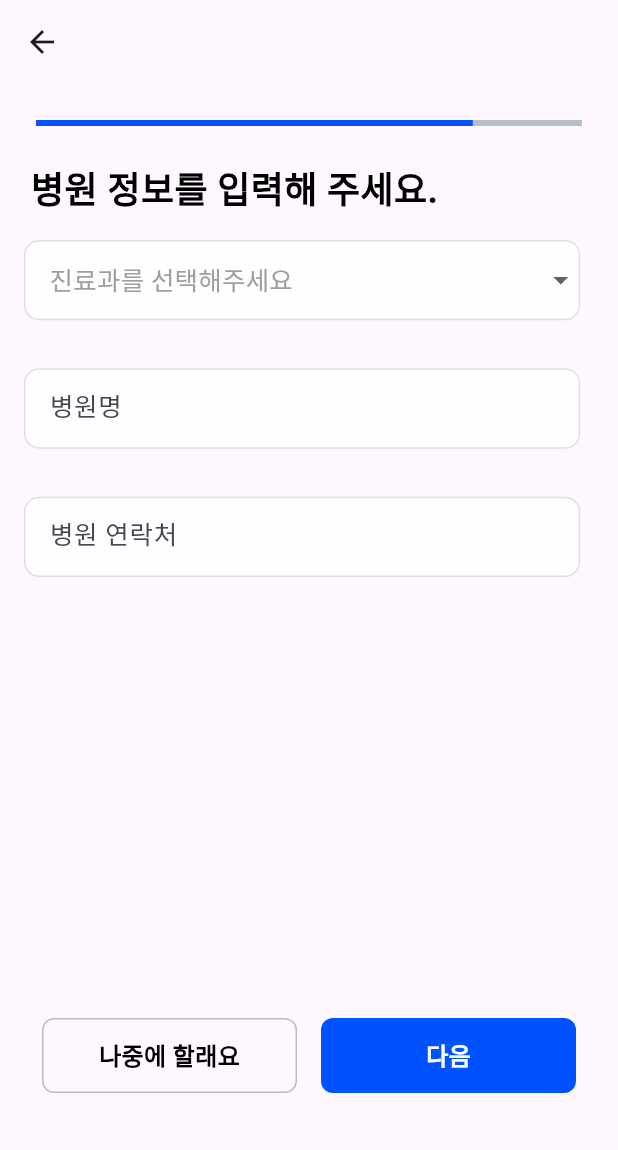
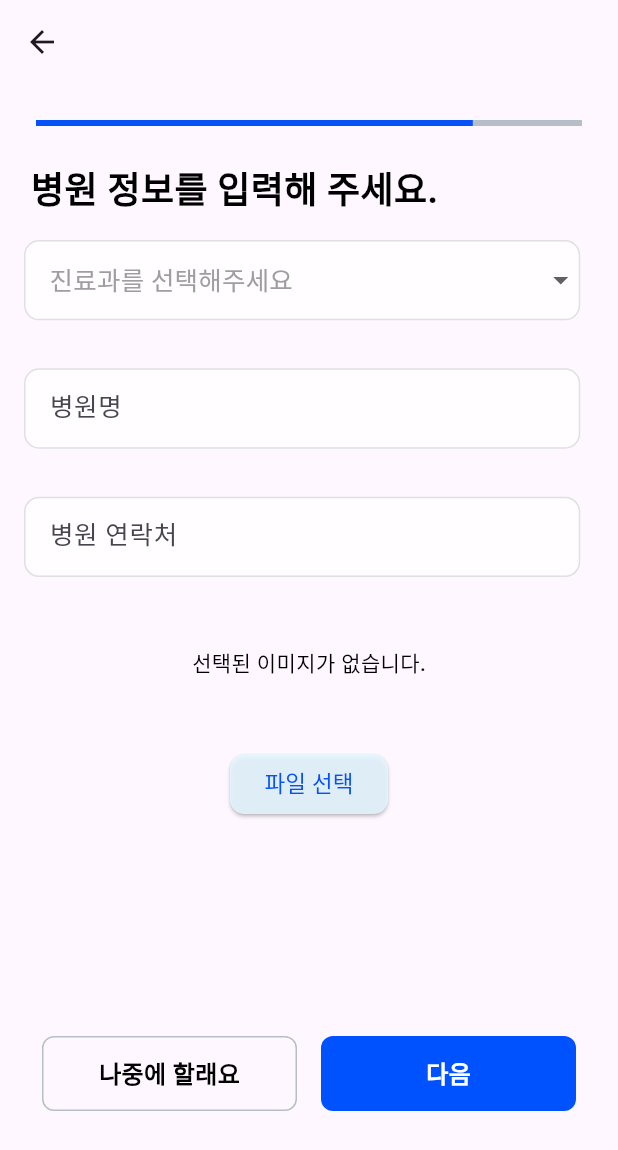
Before and after one commit to hoony00/testCADM, a Flutter app: the DoctorInputScreen screen opened by its route, on a phone screen of 412 x 824 dp. Shown: the top 1150 px of the screen. Run offline on Flutter 3.47's test engine with Material 3 defaults, Android fonts, the phone set to English and light mode, and no system bars; our stand-ins replace cloud_firestore, convex_bottom_bar, device_info_plus, dio, easy_localization, flutter_image_compress and 8 more; missing offline and left inert: nav; accounts and stored records are empty; network calls fail; Roboto replaces fonts that are missing (Pretendard).

Commit message:
feat : 면허증 올리기

```diff
--- a/lib/common/colors/color_palette.dart
+++ b/lib/common/colors/color_palette.dart
@@ -30,7 +30,7 @@ class ColorPalette {
   static const  mediumBlue = Color.fromARGB(255, 60, 140, 180);
   static const  darkOrange = Color.fromARGB(255, 222, 112, 48);
   static const  faleBlue = Color.fromARGB(255, 44, 44, 44);
-  static const  brightBlue = Color.fromARGB(255, 123, 182, 212);
+  static const  brightBlue = Color(0xDDE5F6FF);
   static const  salmon = Color(0xffff6666);
 
 
--- a/lib/model/Enum/member_type.dart
+++ b/lib/model/Enum/member_type.dart
@@ -1,6 +1,10 @@
 enum MemberType {
+  //일반의
   doctor,
+  //전문의
   physician,
+  //업자
   dealer,
+  //일반
   normal,
 }
--- a/lib/provider/camera/temp_pic.dart
+++ b/lib/provider/camera/temp_pic.dart
@@ -5,8 +5,13 @@ import 'package:flutter_image_compress/flutter_image_compress.dart';
 import 'package:flutter_riverpod/flutter_riverpod.dart';
 import 'package:image_picker/image_picker.dart';
 
+import '../../common/exception/exception.dart';
+
 class TempSelectedImgNotifier extends StateNotifier<List<XFile>> {
   TempSelectedImgNotifier() : super([]);
+
+  final String url = 'https://0d5e-61-98-7-200.ngrok-free.app';
+  final ExceptionDio exceptionDio = ExceptionDio();
 
   // 이미지 추가
   void insertImg(List<XFile> list) {
--- a/lib/view/join/s_doctor_input_info.dart
+++ b/lib/view/join/s_doctor_input_info.dart
@@ -1,14 +1,24 @@
+import 'dart:io';
+
 import 'package:flutter/material.dart';
 import 'package:flutter_riverpod/flutter_riverpod.dart';
 import 'package:flutter_screenutil/flutter_screenutil.dart';
 import 'package:go_router/go_router.dart';
+import 'package:image_picker/image_picker.dart';
+import 'package:test04dm/common/colors/color_palette.dart';
 import 'package:test04dm/widget/w_height_and_width.dart';
+import 'package:velocity_x/velocity_x.dart';
 
+import '../../common/font/pretendard.dart';
+import '../../common/permission/permission_util.dart';
+import '../../provider/camera/send_pic.dart';
 import '../../provider/enum/page_type.dart';
 import '../../widget/w_custom_textf.dart';
 import '../../widget/w_dropdown.dart';
 import '../../widget/w_join_next_row.dart';
+import '../../widget/w_join_select_row.dart';
 import '../../widget/w_linear_progress_indicator.dart';
+import '../../widget/w_loding_container.dart';
 import '../../widget/w_title.dart';
 
 class DoctorInputScreen extends ConsumerStatefulWidget {
@@ -32,9 +42,39 @@ class _DoctorInputScreenState extends ConsumerState<DoctorInputScreen> {
 
   @override
   Widget build(BuildContext context) {
+    bool isUploading = false;
+    final ImagePicker picker = ImagePicker();
+
+    /// 갤러리
+    Future<void> pickImage(BuildContext context) async {
+      print("이미지 선택 시작");
+
+      await PermissionUtil.checkGalleryPermission(context);
+
+      final XFile? selectedImage = await picker.pickImage(source: ImageSource.gallery);
+
+
+
+      if (selectedImage != null) {
+        //기존 state 제거
+        ref.read(selectedImgProvider.notifier).removeAll();
+        // 이미지를 선택한 경우
+        setState(() {
+          isUploading = true;
+        });
+        ref.watch(selectedImgProvider.notifier).insertCameraImg(selectedImage);
+        setState(() {
+          isUploading = false;
+        });
+      }
+    }
+
+
     return Scaffold(
       appBar: AppBar(),
-      body: SingleChildScrollView(
+      body: Stack(
+        children: [
+          SingleChildScrollView(
             child: Column(
               crossAxisAlignment: CrossAxisAlignment.start,
               mainAxisAlignment: MainAxisAlignment.start,
@@ -67,9 +107,13 @@ class _DoctorInputScreenState extends ConsumerState<DoctorInputScreen> {
                   width: 0.90,
                 ),
 
+                fileUpload(() {
+                  pickImage(context);
+                }),
+
                 // 다음 버튼
                 JoinNextButtonRow(
-              height: 250.h,
+                  height: ref.watch(selectedImgProvider).isEmpty ? 100.h : 40.h,
                   pageType: PageType.memberType,
                   onSelect: () {
                     //병원 정보를 알려주세요
@@ -79,6 +123,90 @@ class _DoctorInputScreenState extends ConsumerState<DoctorInputScreen> {
               ],
             ),
           ),
+          LoadingContainer(text: '권한 요청 중...', isVisible: isUploading),
+        ],
+      ),
     );
   }
+
+  Widget fileUpload(Function function) {
+    return Column(
+      children: [
+        if (ref.watch(selectedImgProvider).isEmpty)
+          Container(
+            height: 50,
+            decoration: ShapeDecoration(
+              shape: RoundedRectangleBorder(
+                borderRadius: BorderRadius.circular(8),
+              ),
+            ),
+            child: Row(
+              mainAxisAlignment: MainAxisAlignment.center,
+              children: [
+                const Text(
+                  '선택된 이미지가 없습니다.',
+                  style: Pretendard.wblack_s14_w500,
+                ).px20(),
+              ],
+            ),
+          ).p16(),
+        if (ref.watch(selectedImgProvider).isNotEmpty)
+          Row(
+            mainAxisAlignment: MainAxisAlignment.center,
+            children: [
+              Stack(
+                children: [
+                  Container(
+                    margin: EdgeInsets.symmetric(horizontal: 10.w),
+                    decoration: BoxDecoration(
+                      borderRadius: BorderRadius.circular(8.w),
+                      image: DecorationImage(
+                        image: FileImage(
+                          File(ref.watch(selectedImgProvider)[0].path),
+                        ),
+                        fit: BoxFit.cover,
+                      ),
+                    ),
+                    width: 130.w,
+                    height: 140.w,
+                  ),
+                  Positioned(
+                    top: 5.w,
+                    right: 5.w,
+                    child: InkWell(
+                      onTap: () =>
+                          ref.read(selectedImgProvider.notifier).removeImg(0),
+                      child: Icon(
+                        Icons.close,
+                        size: 30.sp,
+                        color: Colors.white,
+                      ),
+                    ),
+                  ),
+                ],
+              ),
+            ],
+          ),
+        ElevatedButton(
+          //버튼 색 파란색
+          style: ElevatedButton.styleFrom(
+            backgroundColor: ColorPalette.brightBlue,
+            shape: RoundedRectangleBorder(
+              borderRadius: BorderRadius.circular(10),
+            ),
+          ),
+          onPressed: () {
+            function();
+          },
+          child: Text(
+            '파일 선택',
+            style: TextStyle(color: ColorPalette.primaryColor, fontSize: 15.sp),
+          ),
+        ).p16(),
+
+      ],
+    );
   }
+
+
+}
--- a/lib/view/screen/camera/s_upload.dart
+++ b/lib/view/screen/camera/s_upload.dart
@@ -71,7 +71,7 @@ class _PickImgState extends ConsumerState<PickImgScreen> {
     setState(() {
       isUploading = true;
     });
-    await ref.watch(selectedImgProvider.notifier).upload();
+    await ref.watch(selectedImgProvider.notifier).uploadProductImages();
     setState(() {
       isUploading = false;
     });
```
Also changed, not shown: lib/provider/camera/send_pic.dart (+89 -29 lines). Lines whose indentation alone changed are shown as unchanged.
